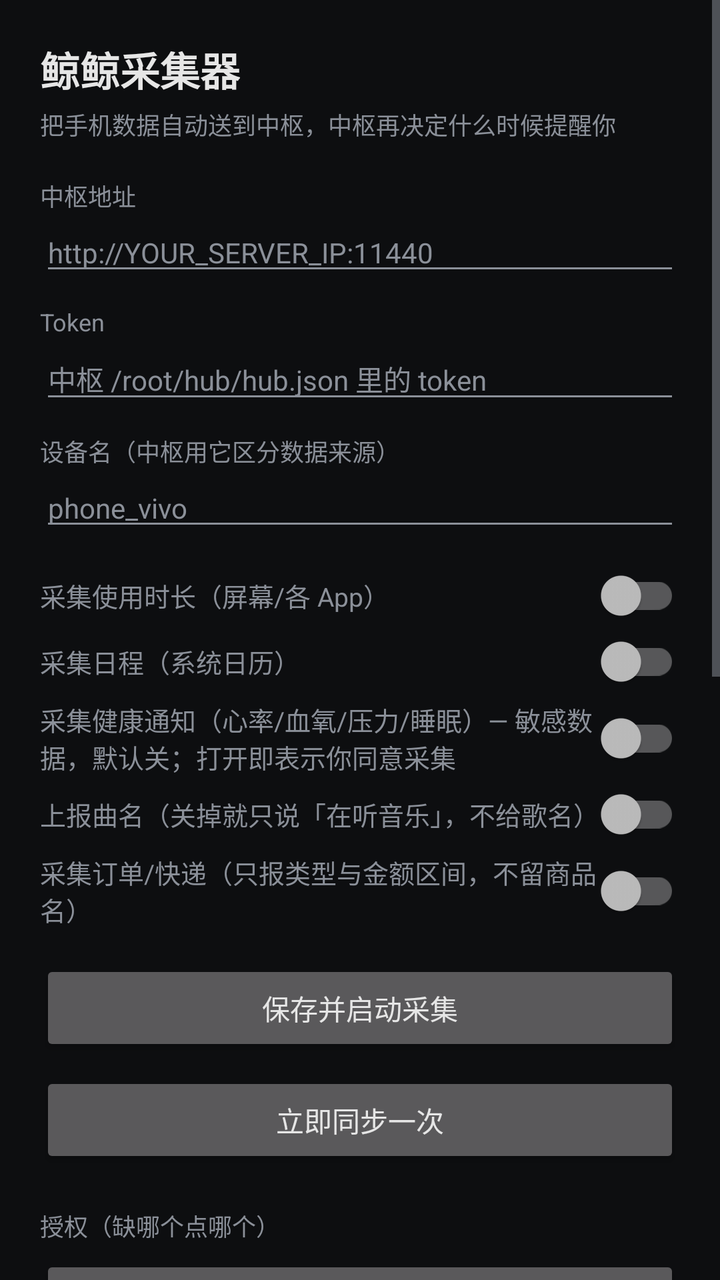
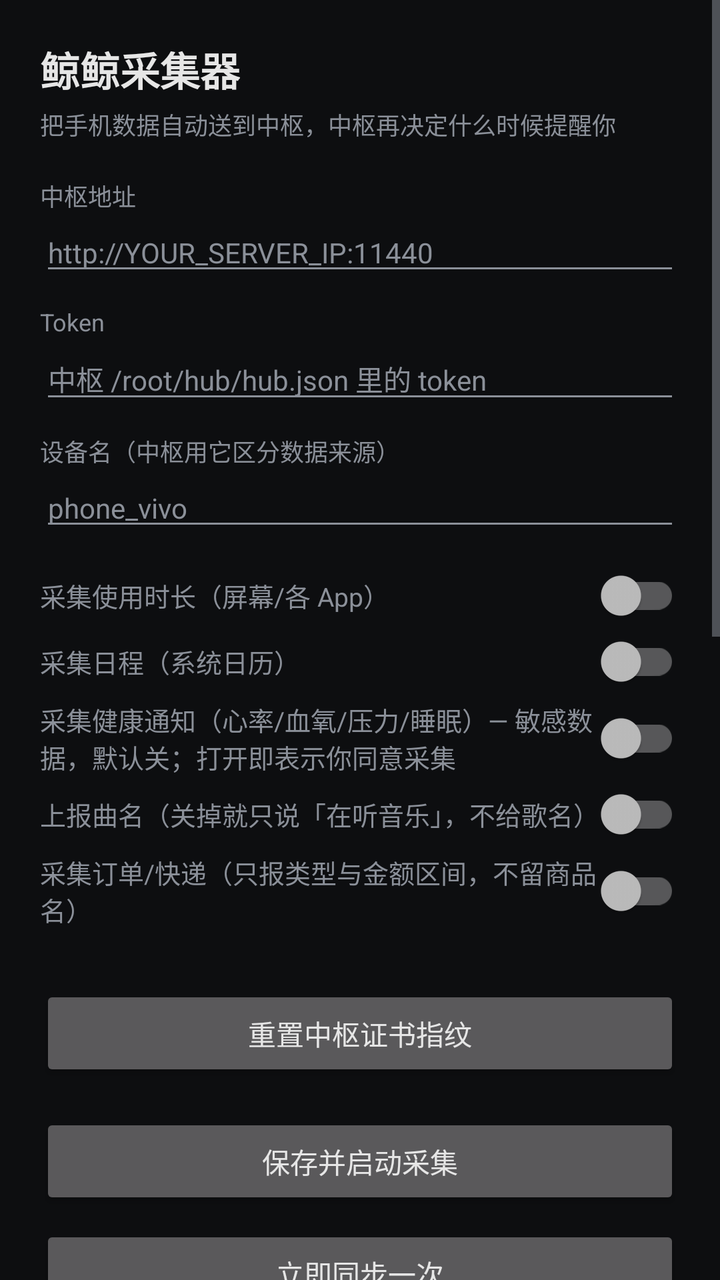

The first picture is an Android layout as it rendered before a commit; the second is the same layout after the commit. The layout source and the unified diff follow.
<!-- AndroidManifest.xml: application theme Theme.WhaleCollector -->
<!-- res/layout/activity_main.xml -->
<?xml version="1.0" encoding="utf-8"?>
<ScrollView xmlns:android="http://schemas.android.com/apk/res/android"
    android:layout_width="match_parent"
    android:layout_height="match_parent"
    android:background="@color/bg"
    android:fillViewport="true">

    <LinearLayout
        android:layout_width="match_parent"
        android:layout_height="wrap_content"
        android:orientation="vertical"
        android:padding="20dp">

        <TextView
            android:layout_width="wrap_content"
            android:layout_height="wrap_content"
            android:text="@string/app_name"
            android:textColor="@color/text_primary"
            android:textSize="20sp"
            android:textStyle="bold" />

        <TextView
            android:layout_width="wrap_content"
            android:layout_height="wrap_content"
            android:layout_marginTop="4dp"
            android:text="@string/subtitle"
            android:textColor="@color/text_secondary"
            android:textSize="12sp" />

        <TextView
            android:layout_width="wrap_content"
            android:layout_height="wrap_content"
            android:layout_marginTop="18dp"
            android:text="@string/label_hub_url"
            android:textColor="@color/text_secondary"
            android:textSize="12sp" />

        <EditText
            android:id="@+id/etHub"
            android:layout_width="match_parent"
            android:layout_height="wrap_content"
            android:hint="http://YOUR_SERVER_IP:11440"
            android:inputType="textUri"
            android:textColor="@color/text_primary"
            android:textColorHint="@color/text_secondary"
            android:textSize="14sp" />

        <TextView
            android:layout_width="wrap_content"
            android:layout_height="wrap_content"
            android:layout_marginTop="10dp"
            android:text="Token"
            android:textColor="@color/text_secondary"
            android:textSize="12sp" />

        <EditText
            android:id="@+id/etToken"
            android:layout_width="match_parent"
            android:layout_height="wrap_content"
            android:hint="中枢 /root/hub/hub.json 里的 token"
            android:inputType="text"
            android:textColor="@color/text_primary"
            android:textColorHint="@color/text_secondary"
            android:textSize="14sp" />

        <TextView
            android:layout_width="wrap_content"
            android:layout_height="wrap_content"
            android:layout_marginTop="10dp"
            android:text="@string/label_device_name"
            android:textColor="@color/text_secondary"
            android:textSize="12sp" />

        <EditText
            android:id="@+id/etDevice"
            android:layout_width="match_parent"
            android:layout_height="wrap_content"
            android:hint="phone_vivo"
            android:inputType="text"
            android:textColor="@color/text_primary"
            android:textColorHint="@color/text_secondary"
            android:textSize="14sp" />

        <androidx.appcompat.widget.SwitchCompat
            android:id="@+id/swUsage"
            android:layout_width="match_parent"
            android:layout_height="wrap_content"
            android:layout_marginTop="14dp"
            android:text="@string/switch_usage"
            android:textColor="@color/text_secondary"
            android:textSize="13sp" />

        <androidx.appcompat.widget.SwitchCompat
            android:id="@+id/swCalendar"
            android:layout_width="match_parent"
            android:layout_height="wrap_content"
            android:layout_marginTop="6dp"
            android:text="@string/switch_calendar"
            android:textColor="@color/text_secondary"
            android:textSize="13sp" />

        <androidx.appcompat.widget.SwitchCompat
            android:id="@+id/swHealth"
            android:layout_width="match_parent"
            android:layout_height="wrap_content"
            android:layout_marginTop="6dp"
            android:text="@string/switch_health"
            android:textColor="@color/text_secondary"
            android:textSize="13sp" />

        <androidx.appcompat.widget.SwitchCompat
            android:id="@+id/swMusic"
            android:layout_width="match_parent"
            android:layout_height="wrap_content"
            android:layout_marginTop="6dp"
            android:text="@string/switch_music"
            android:textColor="@color/text_secondary"
            android:textSize="13sp" />

        <androidx.appcompat.widget.SwitchCompat
            android:id="@+id/swOrders"
            android:layout_width="match_parent"
            android:layout_height="wrap_content"
            android:layout_marginTop="6dp"
            android:text="@string/switch_orders"
            android:textColor="@color/text_secondary"
            android:textSize="13sp" />

        <Button
            android:id="@+id/btnSave"
            android:layout_width="match_parent"
            android:layout_height="wrap_content"
            android:layout_marginTop="16dp"
            android:text="@string/btn_save_start" />

        <Button
            android:id="@+id/btnSyncNow"
            android:layout_width="match_parent"
            android:layout_height="wrap_content"
            android:layout_marginTop="8dp"
            android:text="@string/btn_sync_now" />

        <TextView
            android:layout_width="wrap_content"
            android:layout_height="wrap_content"
            android:layout_marginTop="20dp"
            android:text="@string/section_permissions"
            android:textColor="@color/text_secondary"
            android:textSize="12sp" />

        <Button
            android:id="@+id/btnNotifAccess"
            android:layout_width="match_parent"
            android:layout_height="wrap_content"
            android:layout_marginTop="6dp"
            android:text="@string/btn_perm_notif" />

        <Button
            android:id="@+id/btnUsageAccess"
            android:layout_width="match_parent"
            android:layout_height="wrap_content"
            android:layout_marginTop="6dp"
            android:text="@string/btn_perm_usage" />

        <Button
            android:id="@+id/btnCalendarPerm"
            android:layout_width="match_parent"
            android:layout_height="wrap_content"
            android:layout_marginTop="6dp"
            android:text="@string/btn_perm_calendar" />

        <Button
            android:id="@+id/btnImportTt"
            android:layout_width="match_parent"
            android:layout_height="wrap_content"
            android:layout_marginTop="6dp"
            android:text="@string/btn_import_timetable" />

        <Button
            android:id="@+id/btnStop"
            android:layout_width="match_parent"
            android:layout_height="wrap_content"
            android:layout_marginTop="6dp"
            android:text="@string/btn_stop" />

        <TextView
            android:id="@+id/tvStatus"
            android:layout_width="match_parent"
            android:layout_height="wrap_content"
            android:layout_marginTop="20dp"
            android:lineSpacingExtra="4dp"
            android:textColor="@color/text_secondary"
            android:textIsSelectable="true"
            android:textSize="12sp" />
        
        <TextView
            android:layout_width="match_parent"
            android:layout_height="wrap_content"
            android:layout_marginTop="18dp"
            android:text="@string/keepalive_title"
            android:textColor="@color/text_primary"
            android:textSize="15sp"
            android:textStyle="bold" />

        <TextView
            android:id="@+id/tvKeepAlive"
            android:layout_width="match_parent"
            android:layout_height="wrap_content"
            android:layout_marginTop="6dp"
            android:lineSpacingExtra="4dp"
            android:textColor="@color/text_secondary"
            android:textIsSelectable="true"
            android:textSize="12sp" />

        <Button
            android:id="@+id/btnBatteryExempt"
            android:layout_width="match_parent"
            android:layout_height="wrap_content"
            android:layout_marginTop="8dp"
            android:text="@string/btn_battery_exempt" />

        <Button
            android:id="@+id/btnAutoStart"
            android:layout_width="match_parent"
            android:layout_height="wrap_content"
            android:text="@string/btn_autostart" />

        <Button
            android:id="@+id/btnBgPower"
            android:layout_width="match_parent"
            android:layout_height="wrap_content"
            android:text="@string/btn_bgpower" />

        <Button
            android:id="@+id/btnExactAlarm"
            android:layout_width="match_parent"
            android:layout_height="wrap_content"
            android:text="@string/btn_exact_alarm" />

    </LinearLayout>
</ScrollView>
<!-- resources referenced by this layout -->
<resources>
  <color name="bg">#0D0E10</color>
  <color name="text_primary">#E6E6E6</color>
  <color name="text_secondary">#8B9099</color>
  <string name="app_name">鲸鲸采集器</string>
  <string name="btn_autostart">② 打开自启动管理</string>
  <string name="btn_battery_exempt">① 申请电池优化豁免</string>
  <string name="btn_bgpower">③ 打开后台耗电管理</string>
  <string name="btn_exact_alarm">④ 允许精确闹钟</string>
  <string name="btn_import_timetable">导入课表（选岛课表导出的 JSON）</string>
  <string name="btn_perm_calendar">③ 日历读取权限</string>
  <string name="btn_perm_notif">① 通知监听（健康数据靠它）</string>
  <string name="btn_perm_usage">② 使用情况访问</string>
  <string name="btn_save_start">保存并启动采集</string>
  <string name="btn_stop">停止采集</string>
  <string name="btn_sync_now">立即同步一次</string>
  <string name="keepalive_title">后台保活（不然数据会断）</string>
  <string name="label_device_name">设备名（中枢用它区分数据来源）</string>
  <string name="label_hub_url">中枢地址</string>
  <string name="section_permissions">授权（缺哪个点哪个）</string>
  <string name="subtitle">把手机数据自动送到中枢，中枢再决定什么时候提醒你</string>
  <string name="switch_calendar">采集日程（系统日历）</string>
  <string name="switch_health">采集健康通知（心率/血氧/压力/睡眠）— 敏感数据，默认关；打开即表示你同意采集</string>
  <string name="switch_music">上报曲名（关掉就只说「在听音乐」，不给歌名）</string>
  <string name="switch_orders">采集订单/快递（只报类型与金额区间，不留商品名）</string>
  <string name="switch_usage">采集使用时长（屏幕/各 App）</string>
  <style name="Theme.WhaleCollector" parent="Theme.AppCompat.NoActionBar">
          <item name="android:windowBackground">@color/bg</item>
          <item name="android:textColorPrimary">@color/text_primary</item>
          <item name="android:textColorSecondary">@color/text_secondary</item>
          <item name="colorAccent">@color/accent</item>
      </style>
  <color name="accent">#5AA88B</color>
</resources>

<!-- the commit's change to res/layout/activity_main.xml (unified diff, before → after) -->
@@ -126,6 +126,22 @@
             android:textColor="@color/text_secondary"
             android:textSize="13sp" />
 
+        <TextView
+            android:id="@+id/tvTlsFp"
+            android:layout_width="match_parent"
+            android:layout_height="wrap_content"
+            android:layout_marginTop="14dp"
+            android:lineSpacingExtra="3dp"
+            android:textColor="@color/text_secondary"
+            android:textIsSelectable="true"
+            android:textSize="11sp" />
+
+        <Button
+            android:id="@+id/btnResetTls"
+            android:layout_width="match_parent"
+            android:layout_height="wrap_content"
+            android:text="@string/btn_reset_tls" />
+
         <Button
             android:id="@+id/btnSave"
             android:layout_width="match_parent"
<!-- resource entries referenced after the edit -->
@@ -12,6 +12,7 @@
   <string name="btn_perm_calendar">③ 日历读取权限</string>
   <string name="btn_perm_notif">① 通知监听（健康数据靠它）</string>
   <string name="btn_perm_usage">② 使用情况访问</string>
+  <string name="btn_reset_tls">重置中枢证书指纹</string>
   <string name="btn_save_start">保存并启动采集</string>
   <string name="btn_stop">停止采集</string>
   <string name="btn_sync_now">立即同步一次</string>
